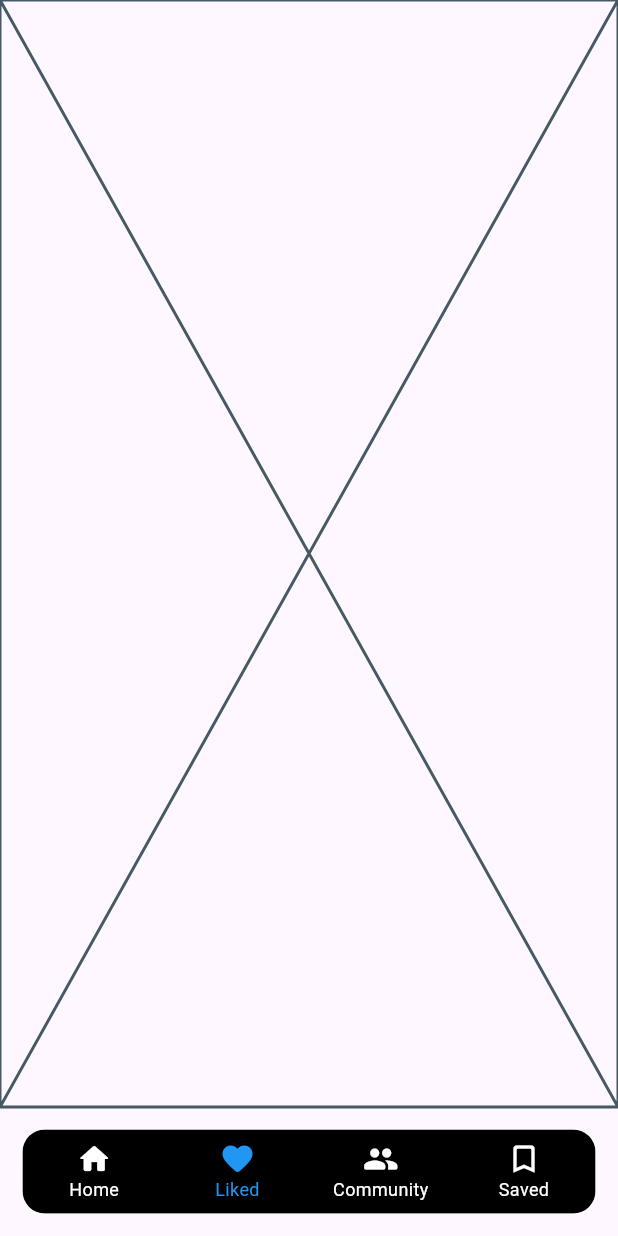
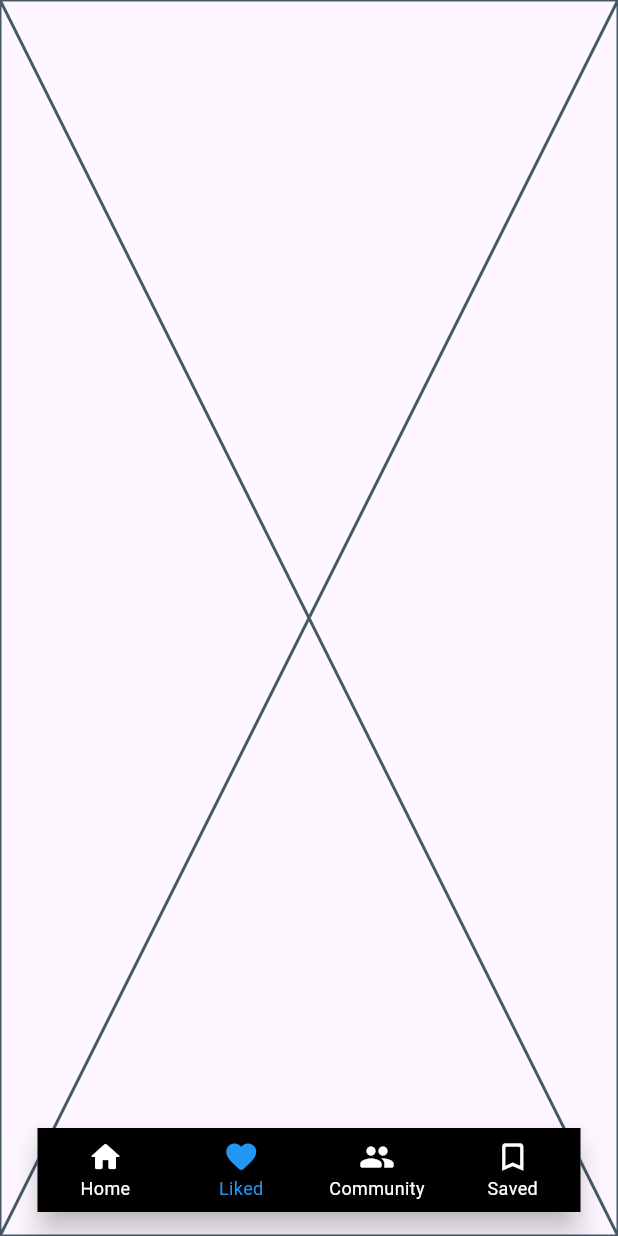
Before and after one commit to maharshi0706/Demo_Application, a Flutter app: the screen it shows after launch, item 2 of the bottom bar chosen, on a phone screen of 412 x 824 dp. Run offline on Flutter 3.47's test engine with Material 3 defaults, Android fonts, the phone set to English and light mode, and no system bars; network calls fail.

```diff
--- a/lib/main.dart
+++ b/lib/main.dart
@@ -59,12 +59,14 @@ class _MyMainPageState extends State<MyMainPage> {
           ),
         ],
       ),
-      bottomNavigationBar: Padding(
-        padding: EdgeInsets.all(15),
-        child: ClipRRect(
-          borderRadius: BorderRadius.all(Radius.circular(15)),
-          child: Material(
-            color: Colors.transparent,
+      extendBody: true,
+      floatingActionButtonLocation: FloatingActionButtonLocation.centerFloat,
+      floatingActionButton: Container(
+        margin: const EdgeInsets.symmetric(horizontal: 25),
+        decoration: BoxDecoration(
+          color: Colors.white,
+          borderRadius: BorderRadius.circular(10.0),
+        ),
         child: BottomNavigationBar(
           type: BottomNavigationBarType.fixed,
           backgroundColor: Colors.black,
@@ -94,8 +96,44 @@ class _MyMainPageState extends State<MyMainPage> {
           onTap: (value) => {setState(() => selectedPage = value)},
         ),
       ),
-        ),
-      ),
+      // bottomNavigationBar:
+      //     // Padding(
+      //     //   padding: EdgeInsets.all(15),
+      //     // child:
+      //     ClipRRect(
+      //   borderRadius: BorderRadius.all(Radius.circular(15)),
+      //   child: Material(
+      //     color: Colors.transparent,
+      //     child: BottomNavigationBar(
+      //       type: BottomNavigationBarType.fixed,
+      //       backgroundColor: Colors.black,
+      //       selectedLabelStyle: TextStyle(fontSize: 12),
+      //       unselectedLabelStyle: TextStyle(fontSize: 12),
+      //       selectedItemColor: Colors.blue,
+      //       unselectedItemColor: Colors.white,
+      //       items: [
+      //         BottomNavigationBarItem(
+      //           icon: Icon(Icons.home_rounded),
+      //           label: "Home",
+      //         ),
+      //         BottomNavigationBarItem(
+      //           icon: Icon(Icons.favorite_rounded),
+      //           label: "Liked",
+      //         ),
+      //         BottomNavigationBarItem(
+      //           icon: Icon(Icons.people_rounded),
+      //           label: "Community",
+      //         ),
+      //         BottomNavigationBarItem(
+      //           icon: Icon(Icons.turned_in_not_rounded),
+      //           label: "Saved",
+      //         ),
+      //       ],
+      //       currentIndex: selectedPage,
+      //       onTap: (value) => {setState(() => selectedPage = value)},
+      //     ),
+      //   ),
+      // ),
       //   ],
       // ),
     );
```
Also changed, not shown: lib/home.dart (+8 -8 lines), lib/post.dart (+83 -28 lines). Lines whose indentation alone changed are shown as unchanged.
